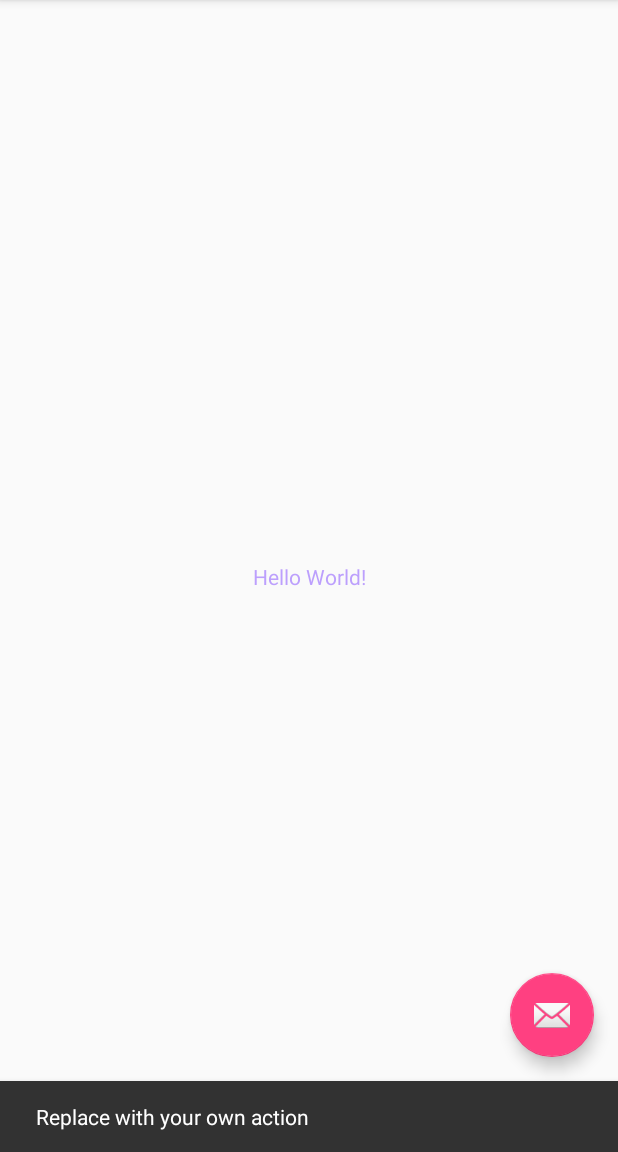
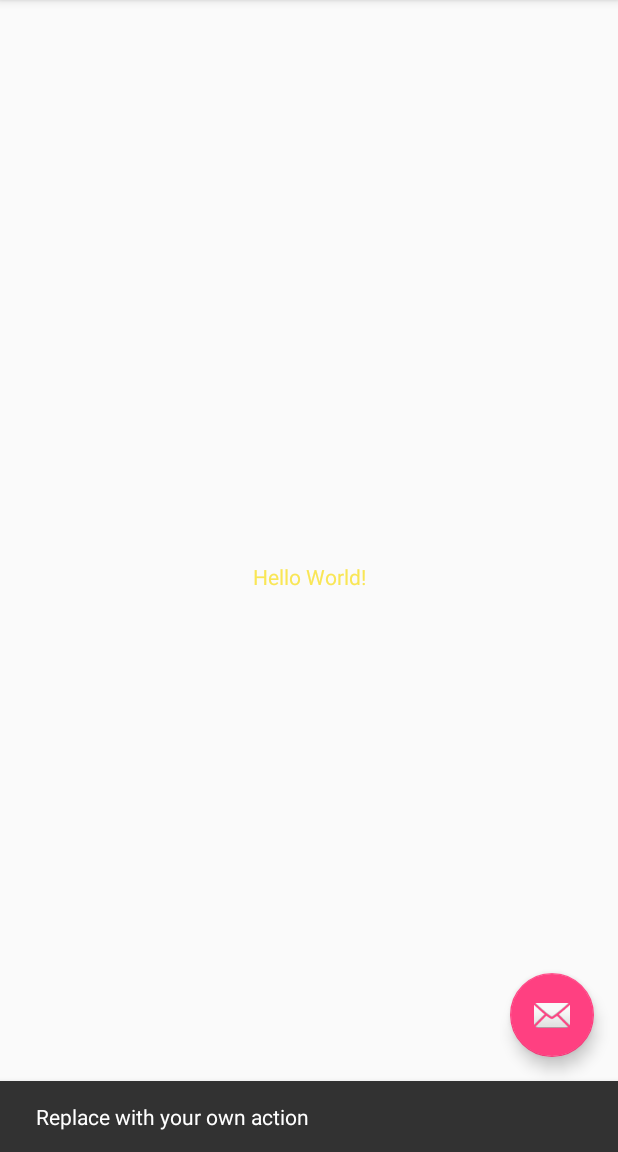
Before and after one commit to cajen/TestProject, an Android app: the screen it shows after launch (MainActivity), after a tap on an icon or button, on a phone screen of 412 x 824 dp, the part 84-1236 px from its top. Run offline under Robolectric (Android 15) with nearby library versions, the phone set to English and light mode, and no system bars.

Commit message:
new_commit

```diff
--- a/app/src/main/res/layout/content_main.xml
+++ b/app/src/main/res/layout/content_main.xml
@@ -12,7 +12,7 @@
         android:layout_width="wrap_content"
         android:layout_height="wrap_content"
         android:text="Hello World!"
-        android:textColor="#88854FFF"
+        android:textColor="#f9e655"
         app:layout_constraintBottom_toBottomOf="parent"
         app:layout_constraintLeft_toLeftOf="parent"
         app:layout_constraintRight_toRightOf="parent"
```
